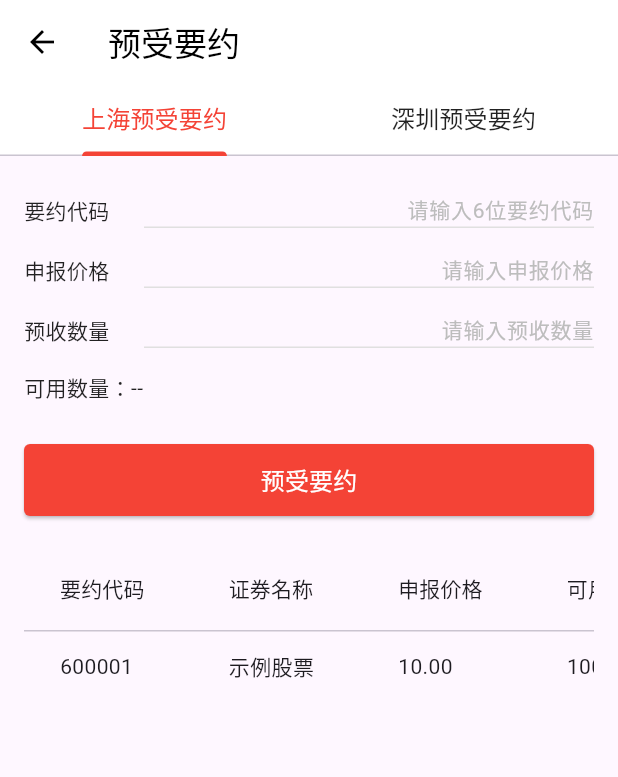
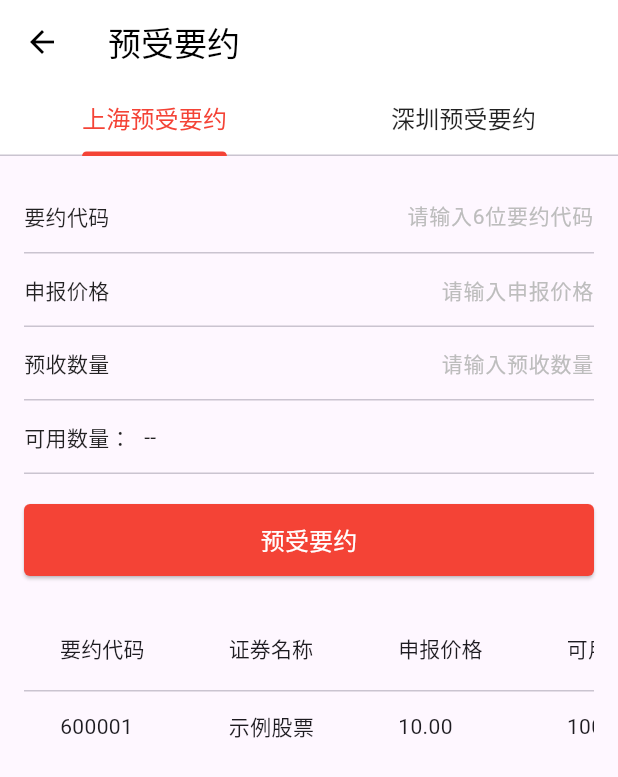
Before and after one commit to mytangyh/flutter_demo, a Flutter app: the screen it shows after launch, after a tap on "预受要约", on a phone screen of 412 x 824 dp. Shown: the top 777 px of the screen. Run offline on Flutter 3.47's test engine with Material 3 defaults, Android fonts, the phone set to English and light mode, and no system bars; our stand-ins replace equatable, flutter_bloc.

Commit message:
表单修改

```diff
--- a/lib/tender_offer/constants/tender_offer_constants.dart
+++ b/lib/tender_offer/constants/tender_offer_constants.dart
@@ -1,4 +1,5 @@
 class TenderOfferConstants {
+
 
   // 防止实例化
   TenderOfferConstants._();
@@ -8,6 +9,7 @@ class TenderOfferConstants {
   static const double defaultPadding = 16.0;
   static const double labelWidth = 80.0;
   static const double buttonHeight = 48.0;
+  static var formFieldHeight = 48.0;
 
   // 时间常量
   static const Duration debounceTime = Duration(milliseconds: 500);
--- a/lib/tender_offer/widgets/tender_offer_form_field.dart
+++ b/lib/tender_offer/widgets/tender_offer_form_field.dart
@@ -20,17 +20,25 @@ class TenderOfferFormField extends StatelessWidget {
   }
 
   Widget _buildAvailableAmount() {
-    return Padding(
+    return Column(
+      children: [
+        Container(
+          height: TenderOfferConstants.formFieldHeight,
           padding: const EdgeInsets.symmetric(
             vertical: TenderOfferConstants.defaultSpacing,
           ),
           child: Row(
+            crossAxisAlignment: CrossAxisAlignment.center,
             children: [
-          Text(
+              SizedBox(
+                width: TenderOfferConstants.labelWidth,
+                child: Text(
                   '可用数量：',
                   style: const TextStyle(
                     fontSize: 14,
                     color: Colors.black87,
+                    height: 1.0,
+                  ),
                 ),
               ),
               Text(
@@ -38,19 +46,27 @@ class TenderOfferFormField extends StatelessWidget {
                 style: const TextStyle(
                   fontSize: 14,
                   color: Colors.black87,
+                  height: 1.0,
                 ),
               ),
             ],
           ),
+        ),
+        const Divider(height: 1),
+      ],
     );
   }
 
   Widget _buildInputField() {
-    return Padding(
+    return Column(
+      children: [
+        Container(
+          height: TenderOfferConstants.formFieldHeight,
           padding: const EdgeInsets.symmetric(
             vertical: TenderOfferConstants.defaultSpacing,
           ),
           child: Row(
+            crossAxisAlignment: CrossAxisAlignment.center,
             children: [
               SizedBox(
                 width: TenderOfferConstants.labelWidth,
@@ -59,6 +75,7 @@ class TenderOfferFormField extends StatelessWidget {
                   style: const TextStyle(
                     fontSize: 14,
                     color: Colors.black87,
+                    height: 1.0,
                   ),
                 ),
               ),
@@ -67,6 +84,10 @@ class TenderOfferFormField extends StatelessWidget {
                   controller: controller,
                   readOnly: config.readOnly,
                   textAlign: TextAlign.right,
+                  style: const TextStyle(
+                    fontSize: 14,
+                    height: 1.0,
+                  ),
                   decoration: InputDecoration(
                     hintText: config.hint,
                     hintStyle: TextStyle(
@@ -74,23 +95,18 @@ class TenderOfferFormField extends StatelessWidget {
                       fontSize: 14,
                     ),
                     isDense: true,
-                contentPadding: EdgeInsets.zero,
-                border: _buildUnderlineBorder(),
-                enabledBorder: _buildUnderlineBorder(),
-                focusedBorder: _buildUnderlineBorder(Colors.blue),
+                    contentPadding: const EdgeInsets.symmetric(vertical: 4),
+                    border: InputBorder.none,
+                    enabledBorder: InputBorder.none,
+                    focusedBorder: InputBorder.none,
                   ),
                 ),
               ),
             ],
           ),
-    );
-  }
-
-  InputBorder _buildUnderlineBorder([Color? color]) {
-    return UnderlineInputBorder(
-      borderSide: BorderSide(
-        color: color ?? Colors.grey[300]!,
         ),
+        const Divider(height: 1),
+      ],
     );
   }
 }
```
Lines whose indentation alone changed are shown as unchanged.
